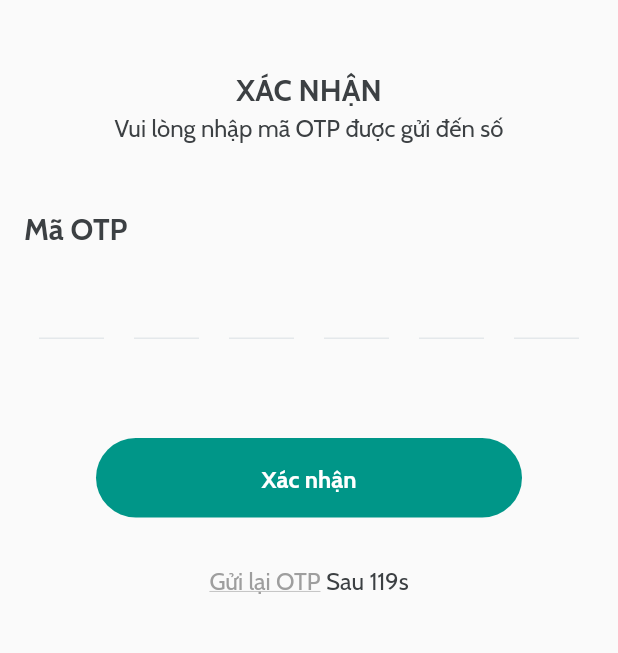
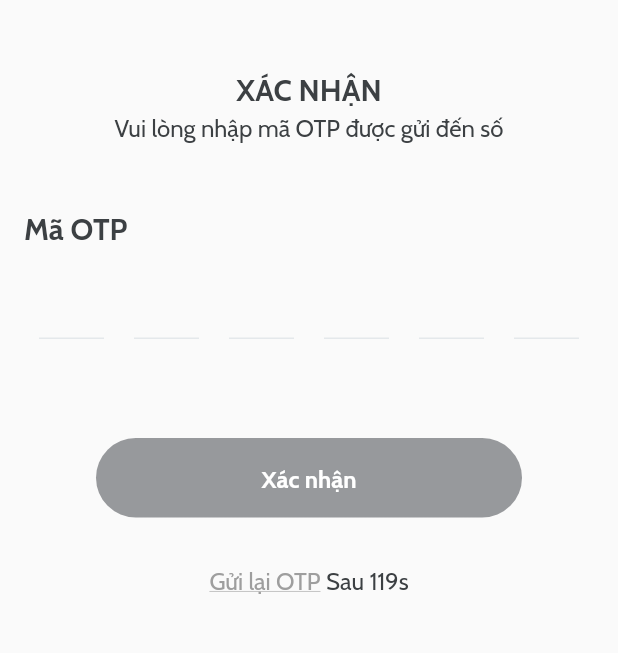
Before and after one commit to LongVeipe/trung-mua-flutter, a Flutter app: the LoginOTPPage screen opened directly with empty values, on a phone screen of 412 x 824 dp, the part 291-944 px from its top. Run offline on Flutter 3.47's test engine with Material 2 defaults, Android fonts, the phone set to English and light mode, and no system bars; our stand-ins replace azlistview, cached_network_image, camera, carousel_slider, dio, dotted_border and 22 more; missing offline and left inert: dart:ffi, downloads_path_provider, external_app_launcher, flutter_pdfview, gql, in_app_purchase_android and 2 more; accounts and stored records are empty; statements that could not run were skipped.

Commit message:
OTP page: update confirm btn

```diff
--- a/lib/config/backend.dart
+++ b/lib/config/backend.dart
@@ -7,6 +7,6 @@
 const BACKEND_TOKEN_HEADER = "x-token";
 
 class BackendHost{
-  static String BACKEND_HTTP = "https://app-trung-mua.mismart.ai/graphql";
-  static String BACKEND_WSS = "wss://app-trung-mua.mismart.ai/graphql";
+  static String BACKEND_HTTP = "https://trungmua.mismart.ai/graphql";
+  static String BACKEND_WSS = "wss://trungmua.mismart.ai/graphql";
 }
--- a/lib/shared/widget/widget-button.dart
+++ b/lib/shared/widget/widget-button.dart
@@ -9,18 +9,20 @@ class WidgetButton extends StatelessWidget {
   final Color? textColor;
   final Color? radiusColor;
   final double? radius;
+  bool isEnable;
 
   // final double? height;
   final double? paddingBtnWidth;
   final double? paddingBtnHeight;
 
-  const WidgetButton({
+  WidgetButton({
     Key? key,
     required this.text,
     this.onTap,
     this.backgroundColor,
     this.textColor,
     this.radius,
+    this.isEnable = true,
     // this.height,
     this.paddingBtnWidth,
     this.paddingBtnHeight,
@@ -30,7 +32,7 @@ class WidgetButton extends StatelessWidget {
   @override
   Widget build(BuildContext context) {
     return GestureDetector(
-      onTap: () => onTap?.call(),
+      onTap: this.isEnable? () => onTap?.call() : null,
       child: Container(
         // height: height ?? 40,
         padding: EdgeInsets.symmetric(
--- a/lib/src/login/login_otp_page.dart
+++ b/lib/src/login/login_otp_page.dart
@@ -10,6 +10,8 @@ import 'package:viettel_app/src/login/controllers/auth_controller.dart';
 
 import '../../export.dart';
 
+
+final int OTP_LENGTH = 6;
 class LoginOTPPage extends StatefulWidget {
   final String phone;
 
@@ -89,10 +91,12 @@ class _LoginOTPPageState extends State<LoginOTPPage> {
                       ),
 
                       WidgetOTPInput(
-                        length: 6,
+                        length: OTP_LENGTH,
                         appContext: context,
                         onChange: (String value) {
-                          stringOTP = value;
+                          setState(() {
+                            stringOTP = value;
+                          });
                         },
                         onSubmit: (String value) {
                           // Get.find<AuthController>()
@@ -105,7 +109,9 @@ class _LoginOTPPageState extends State<LoginOTPPage> {
                             top: 55, right: 64 - 16, left: 64 - 16, bottom: 34),
                         child: WidgetButton(
                           text: "Xác nhận",
+                          isEnable: stringOTP.length == OTP_LENGTH,
                           textColor: Colors.white,
+                          backgroundColor: stringOTP.length == OTP_LENGTH ? ColorConst.primaryColor : ColorConst.secondaryColor,
                           radius: 100,
                           onTap: () async {
                             FocusScope.of(context).requestFocus(FocusNode());
```
Also changed, not shown: lib/services/firebase/firebase_auth.dart (+22 -13 lines), lib/src/login/login_page.dart (+4 -4 lines), assets/icons/information/icon_swipe_false.png, assets/icons/information/icon_swipe_true.png.
